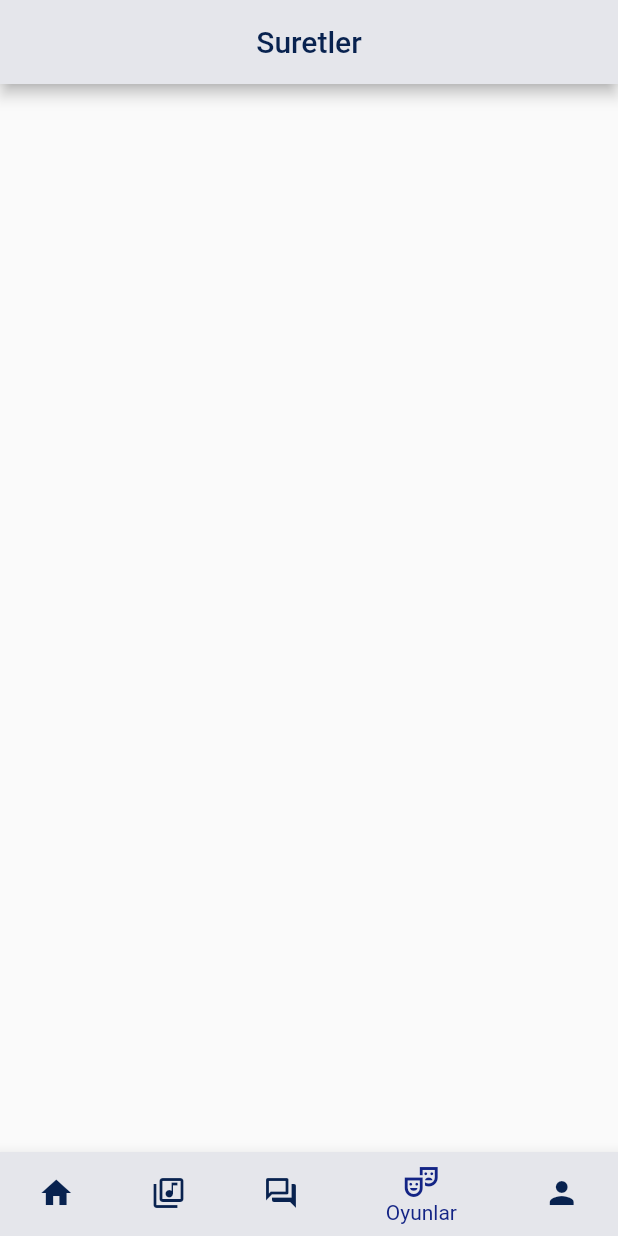
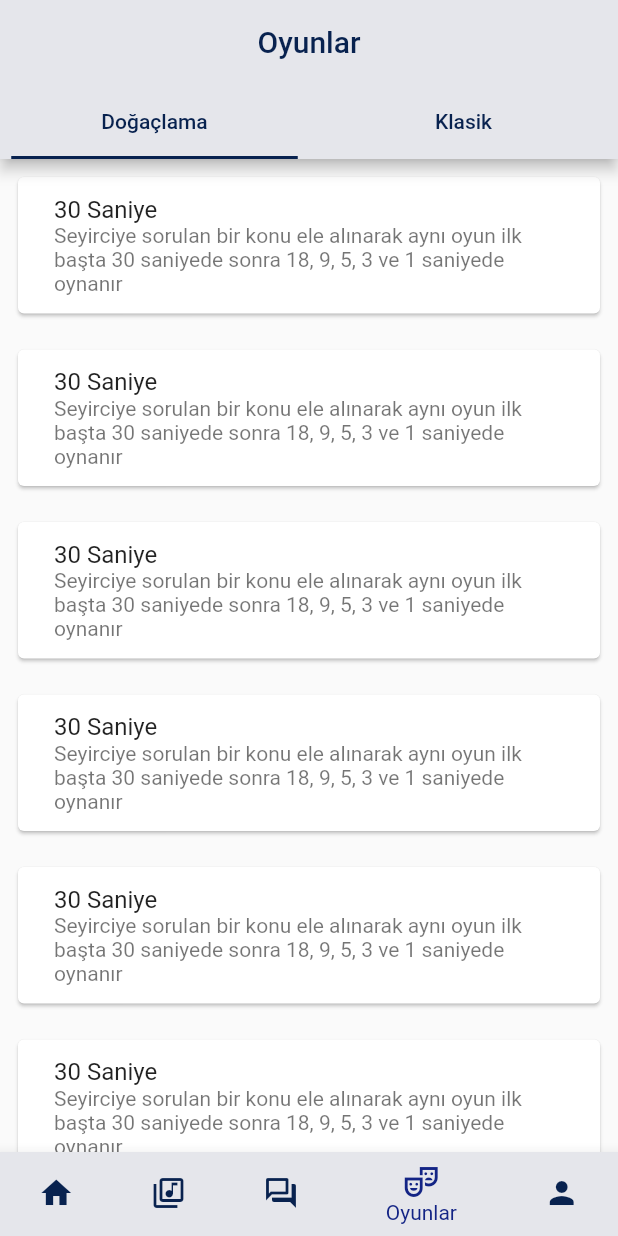
Before and after one commit to tahiruzelli/Suretler, a Flutter app: the MainPage screen opened directly, item 4 of the bottom bar chosen, on a phone screen of 412 x 824 dp. Run offline on Flutter 3.47's test engine with Material 2 defaults, Android fonts, the phone set to English and light mode, and no system bars; our stand-ins replace cloud_firestore, firebase_core, get, get_storage; missing offline and left inert: cloud_firestore_web, firebase_core_web, syncfusion_flutter_pdfviewer, syncfusion_pdfviewer_web; accounts and stored records are empty.

Commit message:
oyunlar sayfalarinin ui cizildi, pdf reader pod

```diff
--- a/lib/Controllers/main_controller.dart
+++ b/lib/Controllers/main_controller.dart
@@ -1,5 +1,5 @@
 import 'package:Suretler/Controllers/QueAnsController/que_ans_controller.dart';
-import 'package:Suretler/Views/GamesPageView/home_page_view.dart';
+import 'package:Suretler/Views/GamesPageView/games_page_view.dart';
 import 'package:Suretler/Views/HomePageView/home_page_view.dart';
 import 'package:Suretler/Views/MusicsPageView/musics_page_view.dart';
 import 'package:Suretler/Views/QueAnsPageView/ques_page_view.dart';
--- /dev/null
+++ b/lib/Views/GamesPageView/Pages/improvisational_games.dart
@@ -0,0 +1,16 @@
+import 'package:Suretler/Views/GamesPageView/Widgets/improvisational_game_card.dart';
+import 'package:flutter/material.dart';
+
+class ImprovisationalGames extends StatelessWidget {
+  @override
+  Widget build(BuildContext context) {
+    return Scaffold(
+      body: ListView.builder(
+        itemCount: 10,
+        itemBuilder: (context, index) {
+          return ImprovisationalGameCard();
+        },
+      ),
+    );
+  }
+}
--- /dev/null
+++ b/lib/Views/GamesPageView/Widgets/improvisational_game_card.dart
@@ -0,0 +1,19 @@
+import 'package:flutter/material.dart';
+
+class ImprovisationalGameCard extends StatelessWidget {
+  @override
+  Widget build(BuildContext context) {
+    return Padding(
+      padding: const EdgeInsets.all(8.0),
+      child: Card(
+        child: Padding(
+          padding: const EdgeInsets.all(8.0),
+          child: ListTile(
+            title: Text("30 Saniye"),
+            subtitle: Text("Seyirciye sorulan bir konu ele alınarak aynı oyun ilk başta 30 saniyede sonra 18, 9, 5, 3 ve 1 saniyede oynanır"),
+          ),
+        ),
+      ),
+    );
+  }
+}
--- /dev/null
+++ b/lib/Views/GamesPageView/games_page_view.dart
@@ -0,0 +1,92 @@
+import 'package:Suretler/Views/GamesPageView/Pages/classic_games.dart';
+import 'package:Suretler/Views/GamesPageView/Pages/improvisational_games.dart';
+import 'package:flutter/material.dart';
+import 'package:get/get.dart';
+
+import '../../Globals/Constans/colors.dart';
+
+class GamesPageView extends StatefulWidget {
+  @override
+  _GamesPageView createState() => _GamesPageView();
+}
+
+class _GamesPageView extends State<GamesPageView>
+    with SingleTickerProviderStateMixin {
+  late TabController tabController;
+  @override
+  void initState() {
+    // TODO: implement initState
+    super.initState();
+    tabController = TabController(
+      vsync: this,
+      initialIndex: 0,
+      length: 2,
+    );
+  }
+
+  @override
+  Widget build(BuildContext context) {
+    return Scaffold(
+      appBar: _buildAppBar(),
+      body: TabBarView(
+        controller: tabController,
+        children: [
+          ImprovisationalGames(),
+          ClassicGames(),
+        ],
+      ),
+    );
+  }
+
+  AppBar _buildAppBar() {
+    return AppBar(
+      title: const Text(
+        "Oyunlar",
+        style: TextStyle(
+          color: mainColor,
+        ),
+      ),
+      bottom: PreferredSize(
+        preferredSize: const Size.fromHeight(50),
+        child: TabBar(
+          controller: tabController,
+          labelPadding: const EdgeInsets.only(left: 5, right: 5),
+          unselectedLabelColor: Colors.red,
+          tabs: [
+            Tab(
+              child: SizedBox(
+                width: Get.width / 2 - 15,
+                child: const Center(
+                  child: Text(
+                    'Doğaçlama',
+                    style: TextStyle(
+                      color: mainColor,
+                    ),
+                  ),
+                ),
+              ),
+            ),
+            Tab(
+              child: SizedBox(
+                width: Get.width / 2 - 15,
+                child: const Center(
+                  child: Text(
+                    'Klasik',
+                    style: TextStyle(
+                      color: mainColor,
+                    ),
+                  ),
+                ),
+              ),
+            ),
+          ],
+          indicatorColor: mainColor,
+          indicatorSize: TabBarIndicatorSize.label,
+        ),
+      ),
+      foregroundColor: mainColor,
+      backgroundColor: iosGreyColor,
+      centerTitle: true,
+    );
+  }
+}
--- a/lib/Views/GamesPageView/home_page_view.dart
+++ /dev/null
@@ -1,8 +0,0 @@
-import 'package:flutter/material.dart';
-
-class GamesPageView extends StatelessWidget {
-  @override
-  Widget build(BuildContext context) {
-    return Scaffold();
-  }
-}
--- a/lib/Views/MainPage/main_page.dart
+++ b/lib/Views/MainPage/main_page.dart
@@ -17,7 +17,8 @@ class MainPage extends StatelessWidget {
   Widget build(BuildContext context) {
     return Obx(
       () => Scaffold(
-        appBar: customAppBar(),
+        appBar:
+            mainController.currentPageIndex.value == 3 ? null : customAppBar(),
         body: mainController.currentPage,
         bottomNavigationBar: BottomNavigationBar(
           onTap: (int index) => mainController.changePage(index),
--- a/lib/generated_plugin_registrant.dart
+++ b/lib/generated_plugin_registrant.dart
@@ -7,6 +7,7 @@
 
 import 'package:cloud_firestore_web/cloud_firestore_web.dart';
 import 'package:firebase_core_web/firebase_core_web.dart';
+import 'package:syncfusion_pdfviewer_web/pdfviewer_web.dart';
 
 import 'package:flutter_web_plugins/flutter_web_plugins.dart';
 
@@ -14,5 +15,6 @@ import 'package:flutter_web_plugins/flutter_web_plugins.dart';
 void registerPlugins(Registrar registrar) {
   FirebaseFirestoreWeb.registerWith(registrar);
   FirebaseCoreWeb.registerWith(registrar);
+  SyncfusionFlutterPdfViewerPlugin.registerWith(registrar);
   registrar.registerMessageHandler();
 }
--- a/pubspec.yaml
+++ b/pubspec.yaml
@@ -39,6 +39,7 @@ dependencies:
   firebase_core: ^1.15.0
   cloud_firestore: ^3.1.13
   crypto: ^3.0.2
+  syncfusion_flutter_pdfviewer: ^20.1.52-beta
 
 dev_dependencies:
   flutter_test:
```
Also changed, not shown: lib/Controllers/GameController/game_controller.dart (+11 -1 lines), lib/Globals/Widgets/pdf_viewer.dart (added, +13 -0 lines), lib/Views/GamesPageView/Pages/classic_games.dart (added, +16 -0 lines), lib/Views/GamesPageView/Widgets/class_game_card.dart (added, +25 -0 lines), 5 other files.
